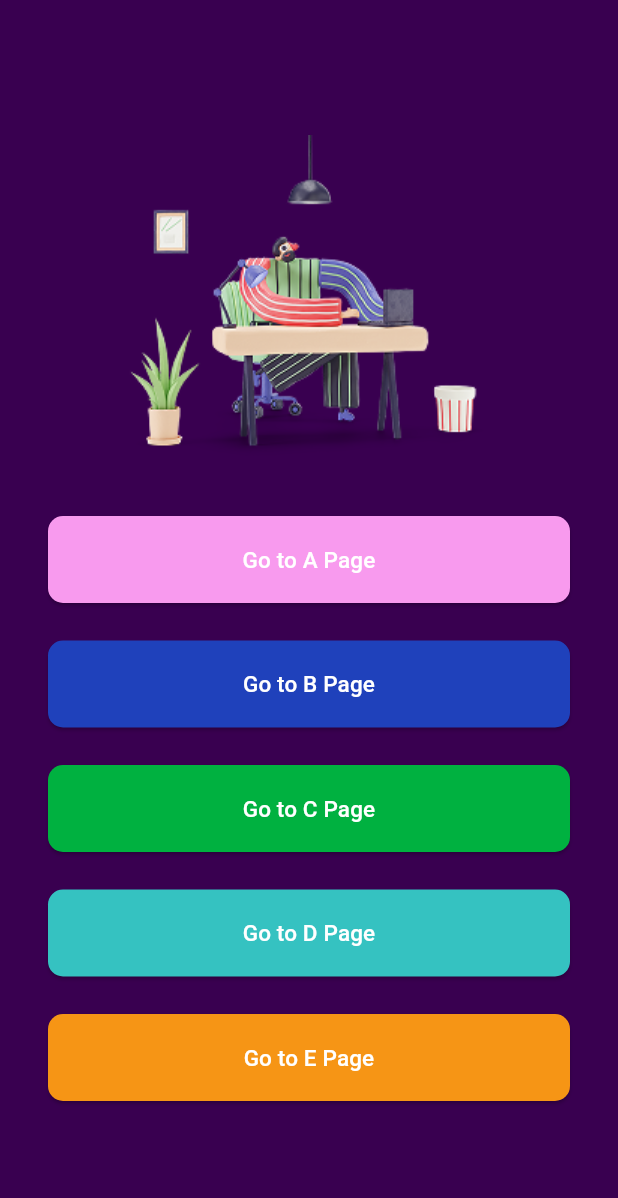
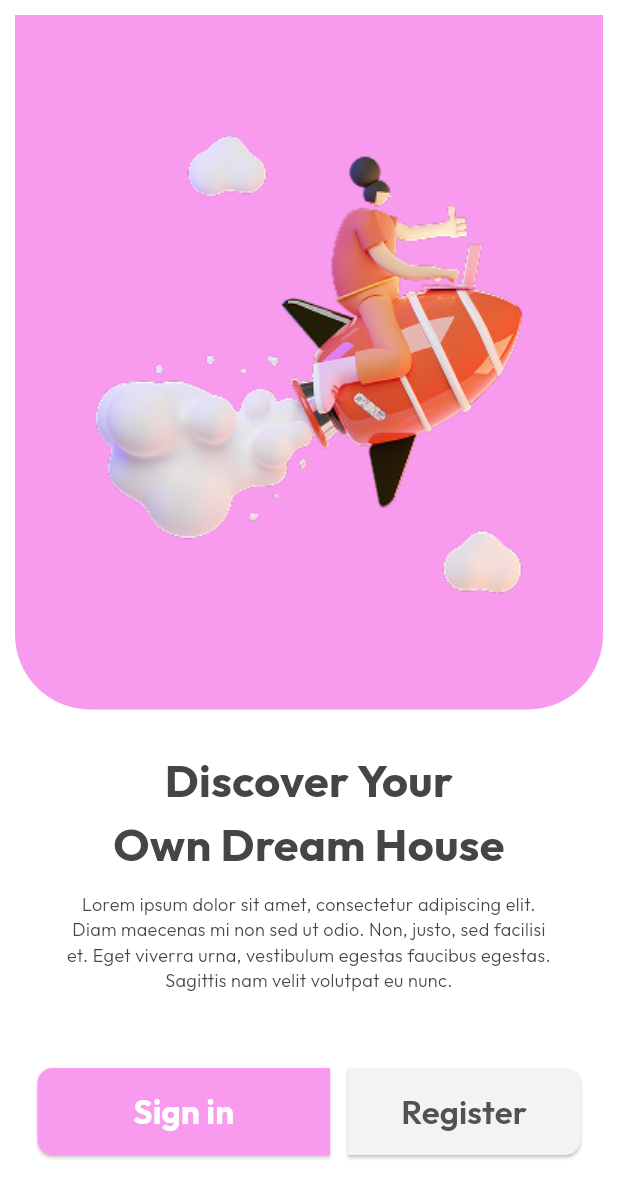
Before and after one commit to dnratthee/flutter_speed_ui_app, a Flutter app: the screen it shows after launch, after a tap on "Go to A Page", on a phone screen of 412 x 824 dp. Shown: the top 1198 px of the screen. Run offline on Flutter 3.47's test engine with Material 3 defaults, Android fonts, the phone set to English and light mode, and no system bars; our stand-ins replace google_fonts; Roboto replaces fonts that are missing (Itim).

Commit message:
add A01PageUI

```diff
--- a/lib/main.dart
+++ b/lib/main.dart
@@ -1,5 +1,5 @@
 import 'package:flutter/material.dart';
-import 'package:flutter_speed_ui_app/home_ui.dart';
+import 'package:flutter_speed_ui_app/views/home_ui.dart';
 import 'package:google_fonts/google_fonts.dart';
 
 void main() {
@@ -14,7 +14,7 @@ class MainApp extends StatelessWidget {
     return MaterialApp(
       debugShowCheckedModeBanner: false,
       theme: ThemeData(
-        textTheme: GoogleFonts.itimTextTheme(
+        textTheme: GoogleFonts.outfitTextTheme(
           Theme.of(context).textTheme,
         ),
         scaffoldBackgroundColor: Colors.white,
--- /dev/null
+++ b/lib/views/a01_page_ui.dart
@@ -0,0 +1,103 @@
+import 'package:flutter/material.dart';
+import 'package:flutter_speed_ui_app/widgets/my_button.dart';
+
+class A01PageUI extends StatefulWidget {
+  const A01PageUI({super.key});
+
+  @override
+  createState() => _A01PageUIState();
+}
+
+class _A01PageUIState extends State<A01PageUI> {
+  @override
+  void initState() {
+    super.initState();
+  }
+
+  @override
+  Widget build(BuildContext context) {
+    return Scaffold(
+      backgroundColor: Colors.white,
+      body: Padding(
+        padding: EdgeInsets.all(10),
+        child: Column(
+          children: [
+            Container(
+              width: double.infinity,
+              height: 463,
+              decoration: BoxDecoration(
+                color: Color(0xFFF89AEE),
+                borderRadius: BorderRadius.only(
+                  bottomLeft: Radius.circular(50),
+                  bottomRight: Radius.circular(50),
+                ),
+                image: DecorationImage(
+                  image: AssetImage('assets/images/a/imga1.png'),
+                ),
+              ),
+            ),
+            SizedBox(height: 25),
+            Text(
+              'Discover Your\nOwn Dream House',
+              textAlign: TextAlign.center,
+              style: TextStyle(
+                fontSize: 30,
+                fontWeight: FontWeight.w700,
+                color: Color(0xFF464444),
+              ),
+            ),
+            SizedBox(height: 10),
+            Padding(
+              padding: EdgeInsets.symmetric(horizontal: 34),
+              child: Text(
+                'Lorem ipsum dolor sit amet, consectetur adipiscing elit. Diam maecenas mi non sed ut odio. Non, justo, sed facilisi et. Eget viverra urna, vestibulum egestas faucibus egestas. Sagittis nam velit volutpat eu nunc.',
+                textAlign: TextAlign.center,
+                style: TextStyle(
+                  fontSize: 12,
+                  fontWeight: FontWeight.w300,
+                  color: Color(0xFF464444),
+                ),
+              ),
+            ),
+            SizedBox(height: 50),
+            Padding(
+              padding: EdgeInsets.symmetric(horizontal: 15),
+              child: Row(
+                mainAxisAlignment: MainAxisAlignment.spaceBetween,
+                children: [
+                  MyButton(
+                    text: 'Sign in',
+                    color: Color(0xFFF89AEE),
+                    fontSize: 22,
+                    fontWeight: FontWeight.w700,
+                    width: 195,
+                    borderRadius: BorderRadius.only(
+                      topLeft: Radius.circular(10),
+                      bottomLeft: Radius.circular(10),
+                    ),
+                    onPressed: () {
+                      // Navigator.pop(context);
+                    },
+                  ),
+                  MyButton(
+                    text: 'Register',
+                    color: Color(0xFFF3F3F3),
+                    fontColor: Color(0xFF545151),
+                    fontSize: 22,
+                    fontWeight: FontWeight.w600,
+                    width: 155,
+                    borderRadius: BorderRadius.only(
+                      topRight: Radius.circular(10),
+                      bottomRight: Radius.circular(10),
+                    ),
+                    onPressed: () {},
+                  ),
+                ],
+              ),
+            ),
+          ],
+        ),
+      ),
+    );
+  }
+}
--- a/lib/home_ui.dart
+++ b/lib/views/home_ui.dart
@@ -1,4 +1,5 @@
 import 'package:flutter/material.dart';
+import 'package:flutter_speed_ui_app/views/a01_page_ui.dart';
 import 'package:flutter_speed_ui_app/widgets/my_button.dart';
 
 class HomeUI extends StatefulWidget {
@@ -29,7 +30,12 @@ class _HomeUIState extends State<HomeUI> {
               MyButton(
                   text: 'Go to A Page',
                   color: Color(0xFFF89AEE),
-                  onPressed: () {}),
+                  onPressed: () {
+                    Navigator.push(context,
+                        MaterialPageRoute(builder: (context) {
+                      return A01PageUI();
+                    }));
+                  }),
               SizedBox(height: 25),
               MyButton(
                   text: 'Go to B Page',
--- a/lib/widgets/my_button.dart
+++ b/lib/widgets/my_button.dart
@@ -8,10 +8,12 @@ class MyButton extends StatelessWidget {
   final double height;
   final double? fontSize;
   final Color? fontColor;
+  final FontWeight fontWeight;
   final double redius;
+  final BorderRadiusGeometry? borderRadius;
 
-  const MyButton(
-      {super.key,
+  MyButton({
+    super.key,
     required this.text,
     this.onPressed,
     this.color = Colors.black,
@@ -19,22 +21,27 @@ class MyButton extends StatelessWidget {
     this.height = 58,
     this.fontSize = 15,
     this.fontColor = Colors.white,
-      this.redius = 10});
+    this.fontWeight = FontWeight.w500,
+    this.redius = 10,
+    BorderRadiusGeometry? borderRadius,
+  }) : borderRadius = borderRadius ?? BorderRadius.all(Radius.circular(redius));
 
   @override
   Widget build(BuildContext context) {
     return ElevatedButton(
       onPressed: onPressed,
       style: ElevatedButton.styleFrom(
+        fixedSize: Size(width, height),
         minimumSize: Size(width, height),
         backgroundColor: color,
-        padding: EdgeInsets.symmetric(horizontal: 50, vertical: 10),
+        padding: EdgeInsets.symmetric(horizontal: 10, vertical: 10),
         shape: RoundedRectangleBorder(
-          borderRadius: BorderRadius.circular(redius),
+          borderRadius: borderRadius!,
         ),
       ),
       child: Text(text,
-          style: TextStyle(fontSize: fontSize, color: fontColor),
+          style: TextStyle(
+              fontSize: fontSize, color: fontColor, fontWeight: fontWeight),
           textAlign: TextAlign.center),
     );
   }
```
Also changed, not shown: 1 other file. Lines whose indentation alone changed are shown as unchanged.
